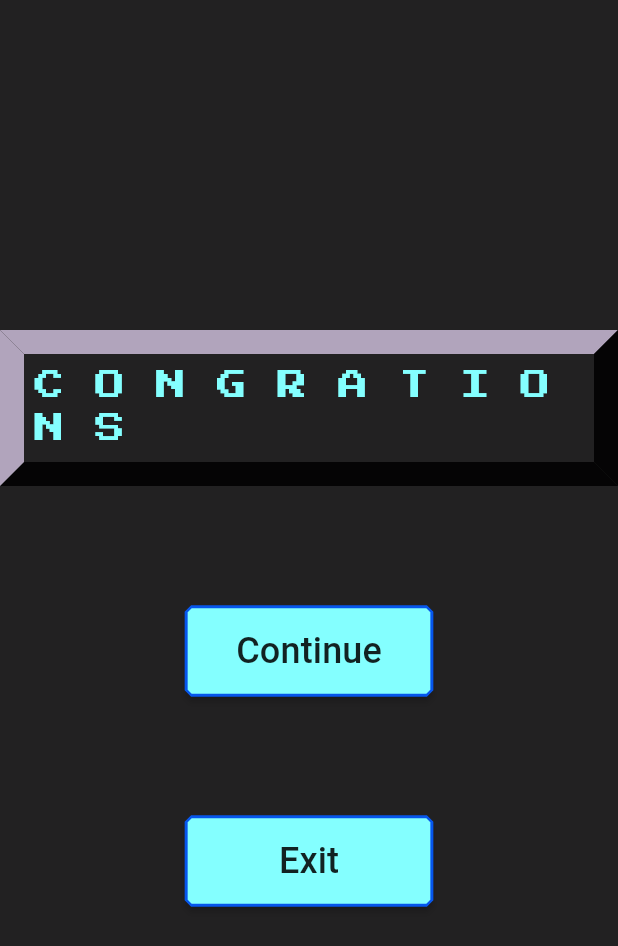
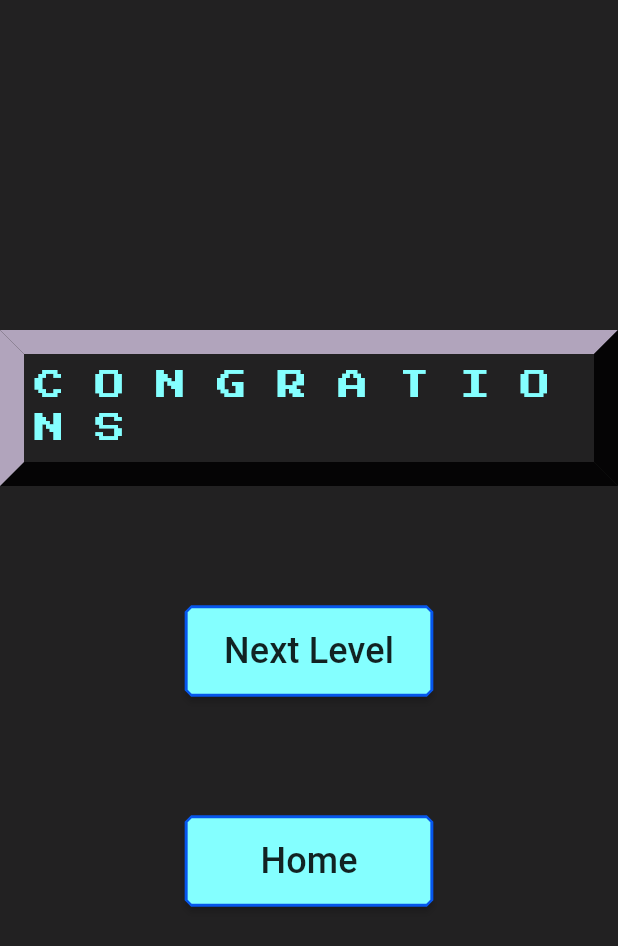
Before and after one commit to hngx-org/Team-Vibrant-Breakout, a Flutter app: the LevelComplete screen opened directly, on a phone screen of 412 x 824 dp. Shown: the top 946 px of the screen. Run offline on Flutter 3.47's test engine with Material 2 defaults, Android fonts, the phone set to English and light mode, and no system bars; our stand-ins replace animate_do, flutter_screenutil, get, google_fonts, shared_preferences; missing offline and left inert: flame, flame_audio; accounts and stored records are empty.

Commit message:
fixed the levels and acrtivated the nect level pg

```diff
--- a/lib/constants/controllers.dart
+++ b/lib/constants/controllers.dart
@@ -11,6 +11,10 @@ class ScoreController extends GetxController {
 
   void initAllLevels(List levels) {
     allLevels = levels;
+  }
+
+  void nextLevel() {
+    selectedLevelIndex++;
   }
 
   void updateSelectedLevels(int index) {
--- a/lib/screens/gameScreens/components/ball.dart
+++ b/lib/screens/gameScreens/components/ball.dart
@@ -31,7 +31,7 @@ class Ball extends SpriteComponent
   Sprite ballSprite;
   double xSign = 1;
   late int destroyedBricks;
-  double ballSpeed= 0;
+  double ballSpeed = 0;
   ScoreController scoreController = Get.put(ScoreController());
 
   double ySign = 1;
@@ -116,7 +116,7 @@ class Ball extends SpriteComponent
         }
       }
     } else if (other is Brick) {
-      destroyedBricks > 10 ? destroyedBricks = 0 : destroyedBricks++;
+      destroyedBricks++;
       gameRef.score += 50; // Increase score by 50
       _prefs?.setInt('score', gameRef.score);
       // FlameAudio.play('audio/shot.wav');
--- a/lib/screens/gameScreens/components/brick.dart
+++ b/lib/screens/gameScreens/components/brick.dart
@@ -27,7 +27,7 @@ class Brick extends SpriteComponent
   late PowerUp increaseLifePowerUp;
   late PowerUp increaseScorePowerUp;
   late PowerUp increaseSpeedPowerUp;
-  bool isDestroyed = false;
+
 
   // Future<PowerUp?> selectPUp(int index) async {
   //   List<PowerUp> powerUps = [
--- a/lib/screens/stageComplete.dart
+++ b/lib/screens/stageComplete.dart
@@ -8,18 +8,20 @@ import 'package:get/get_core/src/get_main.dart';
 import 'package:get/get_navigation/get_navigation.dart';
 import 'package:team_vibrant_breakout/appTheme/colors.dart';
 import 'package:team_vibrant_breakout/constants/animation_constant.dart';
-import 'package:team_vibrant_breakout/screens/gameLevels.dart';
+import 'package:team_vibrant_breakout/constants/controllers.dart';
+
 import 'package:team_vibrant_breakout/screens/gameScreens/game_page.dart';
 import 'package:team_vibrant_breakout/screens/gameScreens/level2.dart';
 import 'package:team_vibrant_breakout/screens/starterPage.dart';
 
 class LevelComplete extends StatelessWidget {
-  LevelComplete({super.key});
+  const LevelComplete({super.key});
 
   static var myfont = GoogleFonts.pressStart2p;
 
   @override
   Widget build(BuildContext context) {
+    ScoreController scoreController = Get.put(ScoreController());
     return Scaffold(
       body: SafeArea(
         child: Container(
@@ -32,7 +34,7 @@ class LevelComplete extends StatelessWidget {
               Hero(
                 tag: titleAnimationTag,
                 child: Container(
-                  padding: EdgeInsets.all(7),
+                  padding: const EdgeInsets.all(7),
                   decoration: BoxDecoration(
                       border: Border(
                           top: BorderSide(
@@ -40,20 +42,20 @@ class LevelComplete extends StatelessWidget {
                               color: shadowColor,
                               style: BorderStyle.solid),
                           left: BorderSide(width: 16, color: shadowColor),
-                          bottom: BorderSide(
+                          bottom: const BorderSide(
                               width: 16,
                               color: Colors.black87,
                               style: BorderStyle.solid),
-                          right: BorderSide(
+                          right: const BorderSide(
                               width: 16,
                               color: Colors.black87,
                               style: BorderStyle.solid))),
                   child: BounceInDown(
-                    delay: Duration(milliseconds: 6),
+                    delay: const Duration(milliseconds: 6),
                     child: Text(
                       'C O N G R A T I O N S',
                       style: myfont(
-                          textStyle: TextStyle(
+                          textStyle: const TextStyle(
                         color: buttonColor,
                         fontSize: 20,
                       )),
@@ -68,9 +70,15 @@ class LevelComplete extends StatelessWidget {
               BounceInUp(
                 child: GameScreenButton(
                   onTap: () {
-                    Get.off(() => GamePage(brickGame: Level2(),));
+                    scoreController.nextLevel();
+                    Get.off(
+                      () => GamePage(
+                        brickGame: scoreController
+                            .allLevels[scoreController.selectedLevelIndex],
+                      ),
+                    );
                   },
-                  label: 'Continue',
+                  label: 'Next Level',
                 ),
               ),
 
@@ -80,9 +88,9 @@ class LevelComplete extends StatelessWidget {
               BounceInUp(
                 child: GameScreenButton(
                   onTap: () {
-                    Get.off(() => StarterPage());
+                    Get.off(() => const StarterPage());
                   },
-                  label: 'Exit',
+                  label: 'Home',
                 ),
               ),
             ]),
```
Also changed, not shown: lib/screens/gameScreens/game.dart (+16 -4 lines), lib/screens/gameScreens/level2.dart (+32 -10 lines), lib/screens/gameScreens/level3.dart (+34 -6 lines), lib/screens/gameScreens/level4.dart (+36 -11 lines).
